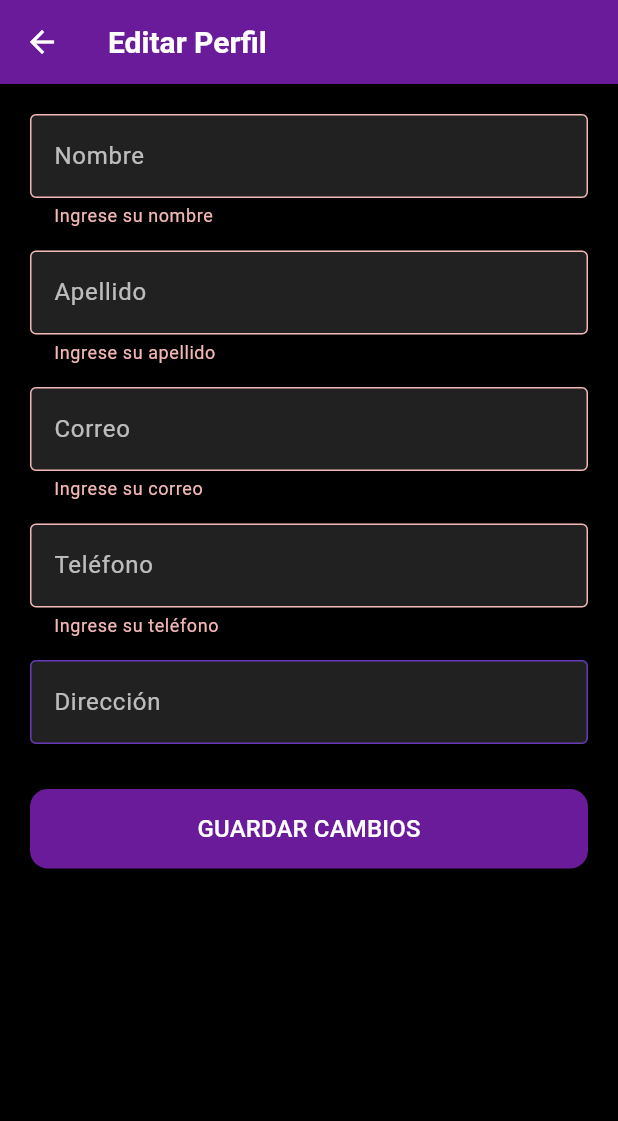
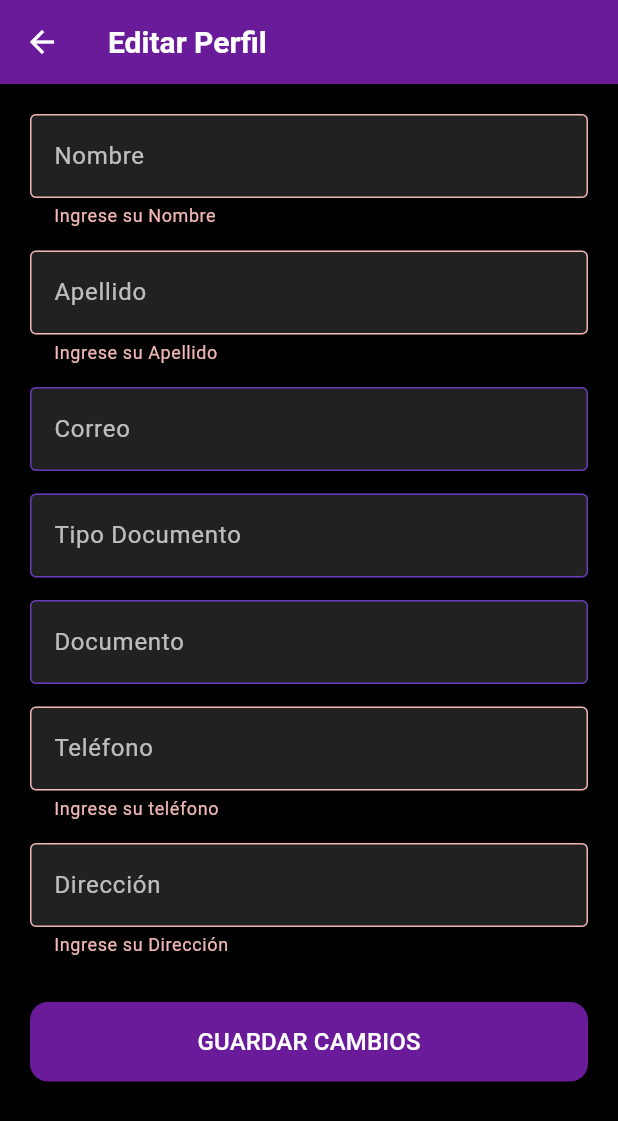
Before and after one commit to mousohh/motortega, a Flutter app: the EditarPerfilScreen screen opened directly with empty values, after a tap on "GUARDAR CAMBIOS", on a phone screen of 412 x 824 dp. Shown: the top 1121 px of the screen. Run offline on Flutter 3.47's test engine with Material 3 defaults, Android fonts, the phone set to English and light mode, and no system bars; our stand-ins replace flutter_secure_storage; accounts and stored records are empty.

Commit message:
perfil funciona en su totalidad

```diff
--- a/lib/screens/editar_perfil_screen.dart
+++ b/lib/screens/editar_perfil_screen.dart
@@ -19,36 +19,46 @@ class _EditarPerfilScreenState extends State<EditarPerfilScreen> {
   final TextEditingController _correoController = TextEditingController();
   final TextEditingController _telefonoController = TextEditingController();
   final TextEditingController _direccionController = TextEditingController();
+  final TextEditingController _tipoDocController = TextEditingController();
+  final TextEditingController _documentoController = TextEditingController();
 
   bool _isLoading = false;
 
   @override
   void initState() {
     super.initState();
-    _nombreController.text = widget.usuario["name"] ?? "";
+    _nombreController.text = widget.usuario["nombre"] ?? "";
     _apellidoController.text = widget.usuario["apellido"] ?? "";
-    _correoController.text = widget.usuario["email"] ?? "";
+    _correoController.text = widget.usuario["correo"] ?? "";
     _telefonoController.text = widget.usuario["telefono"] ?? "";
     _direccionController.text = widget.usuario["direccion"] ?? "";
+    _tipoDocController.text = widget.usuario["tipo_documento"] ?? "";
+    _documentoController.text = widget.usuario["documento"]?.toString() ?? "";
   }
 
   Future<void> _guardarCambios() async {
     if (_formKey.currentState!.validate()) {
       setState(() => _isLoading = true);
       try {
-        await ApiService().actualizarMiPerfil({
-          "name": _nombreController.text,
+        // 👇 Payload completo para evitar errores en el backend
+        final updatedData = {
+          "id": widget.usuario["id"],
+          "nombre": _nombreController.text,
           "apellido": _apellidoController.text,
-          "email": _correoController.text,
+          "correo": widget.usuario["correo"], // 👈 aunque es solo lectura, se envía
+          "tipo_documento": widget.usuario["tipo_documento"],
+          "documento": widget.usuario["documento"],
           "telefono": _telefonoController.text,
           "direccion": _direccionController.text,
-        });
+        };
+
+        await ApiService().actualizarMiPerfil(updatedData);
 
         ScaffoldMessenger.of(context).showSnackBar(
           const SnackBar(content: Text("Perfil actualizado ✅")),
         );
 
-        Navigator.pop(context, true); // ✅ Volvemos con éxito
+        Navigator.pop(context, true); // 👈 devolvemos `true` para refrescar
       } catch (e) {
         ScaffoldMessenger.of(context).showSnackBar(
           SnackBar(content: Text("Error al actualizar: $e")),
@@ -79,59 +89,33 @@ class _EditarPerfilScreenState extends State<EditarPerfilScreen> {
           key: _formKey,
           child: ListView(
             children: [
-              // Nombre
-              TextFormField(
-                controller: _nombreController,
-                style: const TextStyle(color: Colors.white),
-                decoration: _inputDecoration("Nombre"),
-                validator: (val) =>
-                    val!.isEmpty ? "Ingrese su nombre" : null,
-              ),
+              _buildField(_nombreController, "Nombre"),
               const SizedBox(height: 15),
-
-              // Apellido
-              TextFormField(
-                controller: _apellidoController,
-                style: const TextStyle(color: Colors.white),
-                decoration: _inputDecoration("Apellido"),
-                validator: (val) =>
-                    val!.isEmpty ? "Ingrese su apellido" : null,
-              ),
+              _buildField(_apellidoController, "Apellido"),
               const SizedBox(height: 15),
-
-              // Correo
-              TextFormField(
-                controller: _correoController,
-                style: const TextStyle(color: Colors.white),
-                decoration: _inputDecoration("Correo"),
-                keyboardType: TextInputType.emailAddress,
+              _buildField(_correoController, "Correo", readOnly: true),
+              const SizedBox(height: 15),
+              _buildField(_tipoDocController, "Tipo Documento", readOnly: true),
+              const SizedBox(height: 15),
+              _buildField(_documentoController, "Documento", readOnly: true),
+              const SizedBox(height: 15),
+              _buildField(
+                _telefonoController,
+                "Teléfono",
+                keyboardType: TextInputType.phone,
                 validator: (val) {
-                  if (val == null || val.isEmpty) return "Ingrese su correo";
-                  if (!val.contains("@")) return "Correo inválido";
+                  if (val == null || val.isEmpty) {
+                    return "Ingrese su teléfono";
+                  }
+                  if (!RegExp(r'^[0-9]+$').hasMatch(val)) {
+                    return "Solo números permitidos";
+                  }
                   return null;
                 },
               ),
               const SizedBox(height: 15),
-
-              // Teléfono
-              TextFormField(
-                controller: _telefonoController,
-                style: const TextStyle(color: Colors.white),
-                decoration: _inputDecoration("Teléfono"),
-                keyboardType: TextInputType.phone,
-                validator: (val) =>
-                    val!.isEmpty ? "Ingrese su teléfono" : null,
-              ),
-              const SizedBox(height: 15),
-
-              // Dirección
-              TextFormField(
-                controller: _direccionController,
-                style: const TextStyle(color: Colors.white),
-                decoration: _inputDecoration("Dirección"),
-              ),
+              _buildField(_direccionController, "Dirección"),
               const SizedBox(height: 30),
-
               _isLoading
                   ? const Center(child: CircularProgressIndicator())
                   : ElevatedButton(
@@ -152,6 +136,29 @@ class _EditarPerfilScreenState extends State<EditarPerfilScreen> {
     );
   }
 
+  Widget _buildField(
+    TextEditingController controller,
+    String label, {
+    bool readOnly = false,
+    TextInputType keyboardType = TextInputType.text,
+    String? Function(String?)? validator,
+  }) {
+    return TextFormField(
+      controller: controller,
+      readOnly: readOnly,
+      keyboardType: keyboardType,
+      style: TextStyle(color: readOnly ? Colors.white70 : Colors.white),
+      decoration: _inputDecoration(label),
+      validator: validator ??
+          (val) {
+            if (!readOnly && (val == null || val.isEmpty)) {
+              return "Ingrese su $label";
+            }
+            return null;
+          },
+    );
+  }
+
   InputDecoration _inputDecoration(String label) {
     return InputDecoration(
       labelText: label,
```
Also changed, not shown: lib/main.dart (+29 -1 lines), lib/screens/forgot_your_password_screen.dart (+24 -1 lines), lib/screens/perfil_screen.dart (+45 -8 lines), lib/screens/verify_code_screen.dart (+20 -8 lines), lib/services/api_service.dart (+72 -31 lines).
